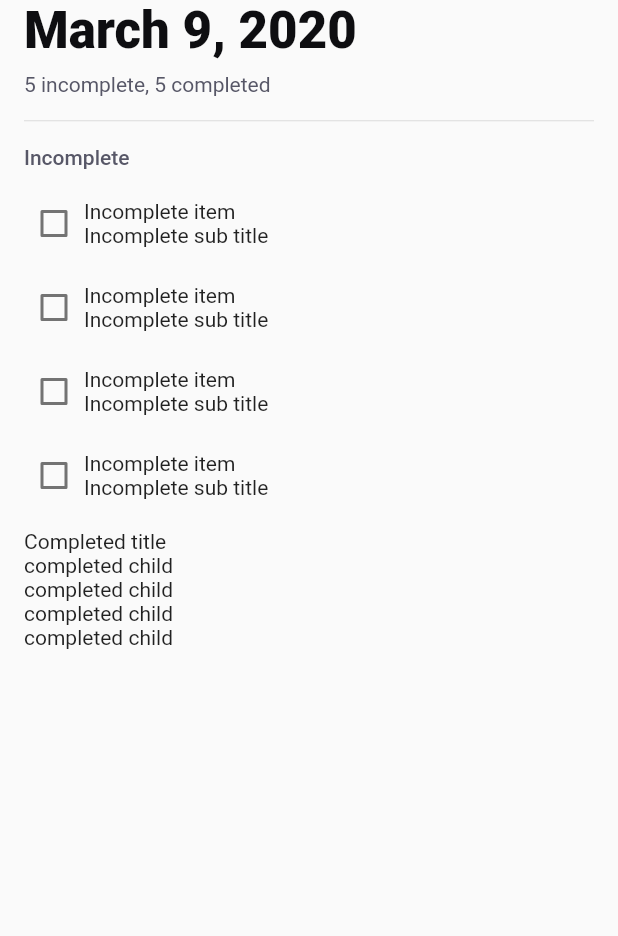
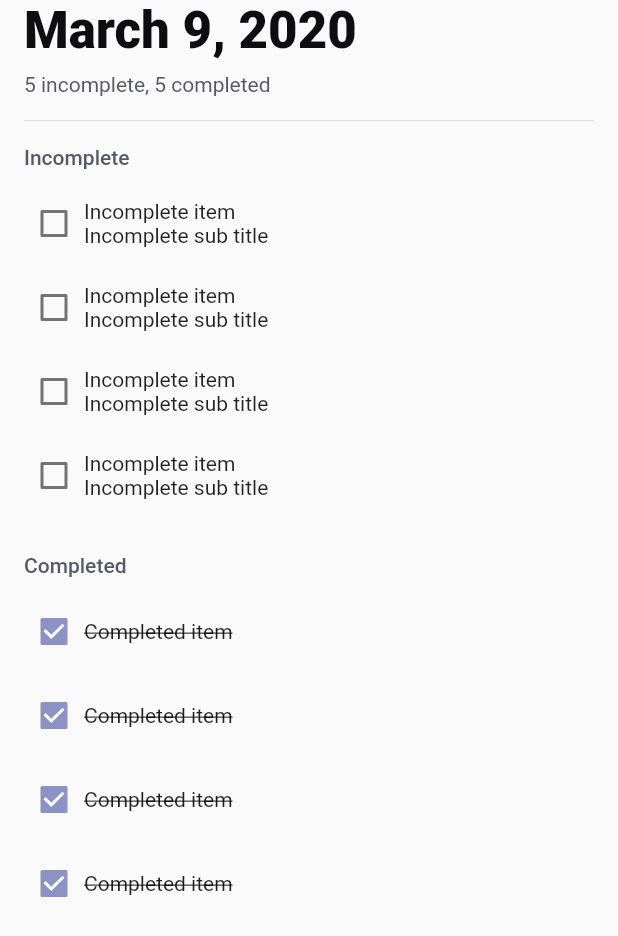
Before and after one commit to suesitran/todo_app, a Flutter app: the screen it shows after launch, on a phone screen of 412 x 824 dp. Shown: the top 936 px of the screen. Run offline on Flutter 3.47's test engine with Material 2 defaults, Android fonts, the phone set to English and light mode, and no system bars.

Commit message:
Update UI for completed items

```diff
--- a/lib/features/home/home_page.dart
+++ b/lib/features/home/home_page.dart
@@ -62,10 +62,48 @@ class HomePage extends StatelessWidget {
               SliverList(
                   delegate: SliverChildBuilderDelegate((context, index) {
                 if (index == 0) {
-                  return Text('Completed title');
+                  return Padding(
+                    padding: const EdgeInsets.only(top: 16, bottom: 16),
+                    child: Text(
+                      'Completed',
+                      style: Theme.of(context)
+                          .textTheme
+                          .bodyText1
+                          ?.copyWith(color: const Color(0xFF575767)),
+                    ),
+                  );
                 }
 
-                return Text('completed child');
+                return Padding(
+                  padding: const EdgeInsets.only(bottom: 16.0),
+                  child: Row(
+                    children: [
+                      Checkbox(
+                        value: true,
+                        onChanged: (value) {
+                          // TODO update value
+                        },
+                        materialTapTargetSize: MaterialTapTargetSize.shrinkWrap,
+                      ),
+                      Expanded(
+                        child: Column(
+                          mainAxisAlignment: MainAxisAlignment.start,
+                          crossAxisAlignment: CrossAxisAlignment.start,
+                          children: [
+                            Text('Completed item',
+                                style: Theme.of(context)
+                                    .textTheme
+                                    .bodyText2
+                                    ?.copyWith(
+                                        decoration: TextDecoration.lineThrough),
+                                maxLines: 1,
+                                overflow: TextOverflow.ellipsis),
+                          ],
+                        ),
+                      )
+                    ],
+                  ),
+                );
               }, childCount: 5))
             ],
           ),
```
